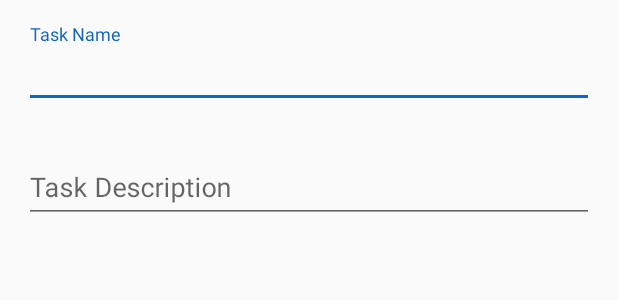
After one commit to hamzabasrai/DutyHelper, an Android app: the layout activity_edit_task.xml on its own in the app's theme, with its tools: preview values and no code run, on a phone screen of 412 x 824 dp. The commit adds this screen. Shown: the top 300 px of the screen. Run offline under Robolectric (Android 15) with nearby library versions, the phone set to English and light mode, and no system bars.

Commit message:
Created EditTaskActivity

```diff
--- a/app/build.gradle
+++ b/app/build.gradle
@@ -45,4 +45,5 @@ dependencies {
 
 
 
+
 apply plugin: 'com.google.gms.google-services'
--- a/app/src/main/java/com/uottawa/dutyhelper/TaskListActivity.java
+++ b/app/src/main/java/com/uottawa/dutyhelper/TaskListActivity.java
@@ -171,7 +171,7 @@ public class TaskListActivity extends AppCompatActivity {
     private void openSubMenu() {
         addTaskLayout.setVisibility(View.VISIBLE);
         newGroupLayout.setVisibility(View.VISIBLE);
-        mFAB.setImageResource(R.drawable.ic_clear);
+        mFAB.setImageResource(R.drawable.ic_cancel);
         subMenuExpanded = true;
     }
 
--- /dev/null
+++ b/app/src/main/res/layout/activity_edit_task.xml
@@ -0,0 +1,74 @@
+<android.support.constraint.ConstraintLayout
+    xmlns:android="http://schemas.android.com/apk/res/android"
+    xmlns:app="http://schemas.android.com/apk/res-auto"
+    android:layout_width="match_parent"
+    android:layout_height="match_parent">
+
+    <android.support.constraint.Guideline
+        android:id="@+id/start_edge"
+        android:layout_width="wrap_content"
+        android:layout_height="wrap_content"
+        android:orientation="vertical"
+        app:layout_constraintGuide_begin="16dp"/>
+
+    <android.support.constraint.Guideline
+        android:id="@+id/end_edge"
+        android:layout_width="wrap_content"
+        android:layout_height="wrap_content"
+        android:orientation="vertical"
+        app:layout_constraintGuide_end="16dp"/>
+
+    <android.support.constraint.Guideline
+        android:id="@+id/top_edge"
+        android:layout_width="wrap_content"
+        android:layout_height="wrap_content"
+        android:orientation="horizontal"
+        app:layout_constraintGuide_begin="16dp"/>
+
+    <android.support.constraint.Guideline
+        android:id="@+id/bottom_edge"
+        android:layout_width="wrap_content"
+        android:layout_height="wrap_content"
+        android:orientation="horizontal"
+        app:layout_constraintGuide_end="16dp"/>
+
+
+    <android.support.design.widget.TextInputLayout
+        android:id="@+id/task_name_layout"
+        android:layout_width="0dp"
+        android:layout_height="wrap_content"
+        android:paddingTop="16dp"
+        app:errorEnabled="true"
+        app:layout_constraintEnd_toEndOf="@id/end_edge"
+        app:layout_constraintStart_toStartOf="@id/start_edge"
+        app:layout_constraintBottom_toTopOf="@id/task_description_layout">
+
+        <EditText
+            android:id="@+id/task_name"
+            android:layout_width="match_parent"
+            android:layout_height="wrap_content"
+            android:hint="@string/task_name_hint"
+            android:inputType="textCapSentences"
+            android:singleLine="true" />
+
+    </android.support.design.widget.TextInputLayout>
+
+
+    <android.support.design.widget.TextInputLayout
+        android:id="@+id/task_description_layout"
+        android:layout_width="0dp"
+        android:layout_height="wrap_content"
+        app:errorEnabled="true"
+        app:layout_constraintEnd_toEndOf="@id/end_edge"
+        app:layout_constraintStart_toStartOf="@id/start_edge"
+        app:layout_constraintTop_toBottomOf="@id/task_name_layout">
+
+        <EditText
+            android:id="@+id/task_description"
+            android:layout_width="match_parent"
+            android:layout_height="wrap_content"
+            android:hint="@string/task_description_hint" />
+
+    </android.support.design.widget.TextInputLayout>
+
+</android.support.constraint.ConstraintLayout>
```
Also changed, not shown: app/src/main/AndroidManifest.xml (+14 -12 lines), app/src/main/java/com/uottawa/dutyhelper/EditTaskActivity.java (added, +39 -0 lines), app/src/main/java/com/uottawa/dutyhelper/NewTaskActivity.java (+23 -1 lines), app/src/main/res/drawable/ic_delete.xml (added, +10 -0 lines), app/src/main/res/drawable/ic_save.xml (added, +10 -0 lines), app/src/main/res/layout/activity_new_task.xml (+5 -8 lines), app/src/main/res/menu/menu_edit_task.xml (added, +15 -0 lines), app/src/main/res/menu/menu_new_task.xml (added, +15 -0 lines), app/src/main/res/drawable/ic_cancel.xml (renamed from app/src/main/res/drawable/ic_clear.xml).
